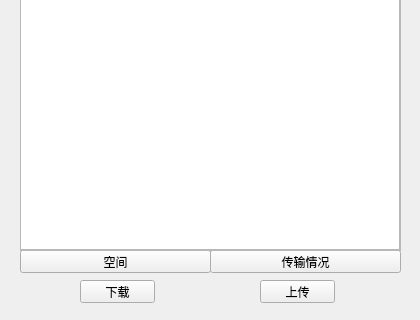
za1996/chat, file networkspacewin.ui: the form before one commit; both pictures show x 0 to 420 and y 200 to 520 of the 420 by 520 pixel window.
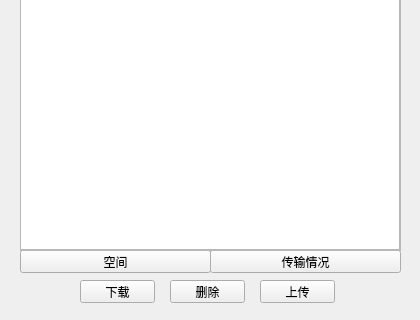
The form after the commit.

Commit message:
modified:   Chat.pro.user 	modified:   global.cpp 	modified:   global.h 	modified:   main.cpp 	modified:   messagetype.h 	modified:   networkspacewin.cpp 	modified:   networkspacewin.h 	modified:   networkspacewin.ui 	modified:   tcpfilerecvicer.cpp 	modified:   tcpfilethread.cpp 	modified:   udprecvicer.cpp
	deleted:    filewidgetitem.h.autosave
	deleted:    mainwindow.cpp.autosave
	deleted:    tcpfilerecvicer.cpp.autosave
	deleted:    tcpfilerecvicer.h.autosave

```diff
--- a/networkspacewin.ui
+++ b/networkspacewin.ui
@@ -94,6 +94,19 @@
      </rect>
     </property>
    </widget>
+   <widget class="QPushButton" name="DelButton">
+    <property name="geometry">
+     <rect>
+      <x>160</x>
+      <y>470</y>
+      <width>75</width>
+      <height>23</height>
+     </rect>
+    </property>
+    <property name="text">
+     <string>删除</string>
+    </property>
+   </widget>
    <zorder>SpaceButton</zorder>
    <zorder>TransferInfoButton</zorder>
    <zorder>DownloadButton</zorder>
```
Left out of the diff: 1 changed line with no effect on the pictures. The commit also changes 10 other files.
